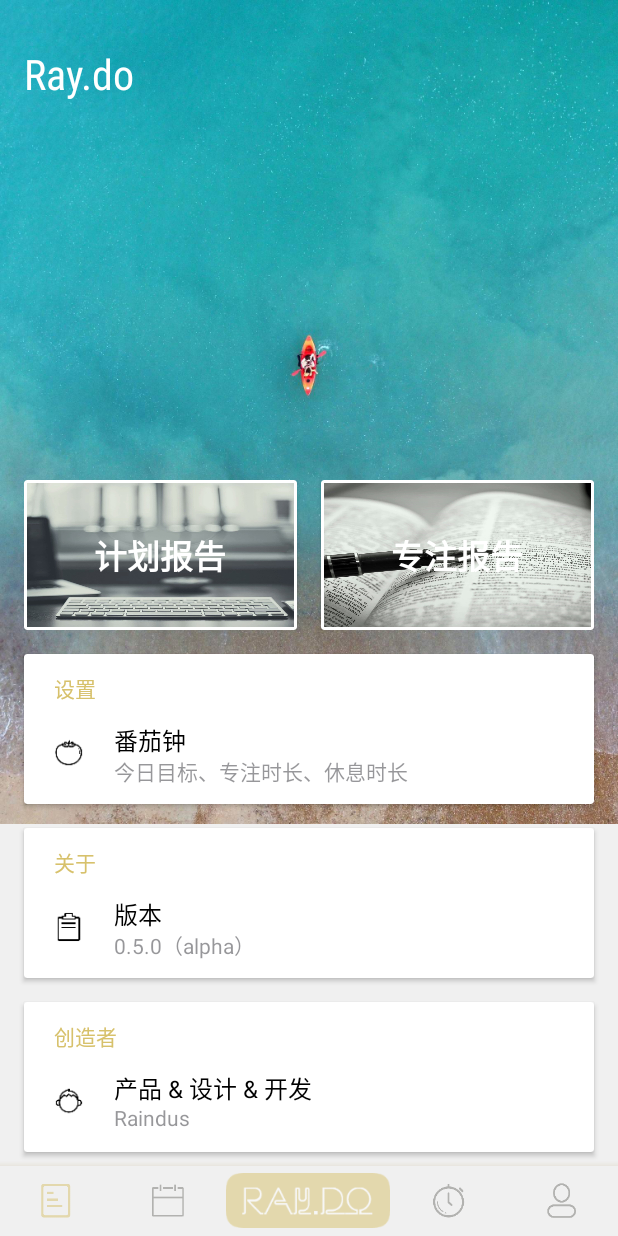
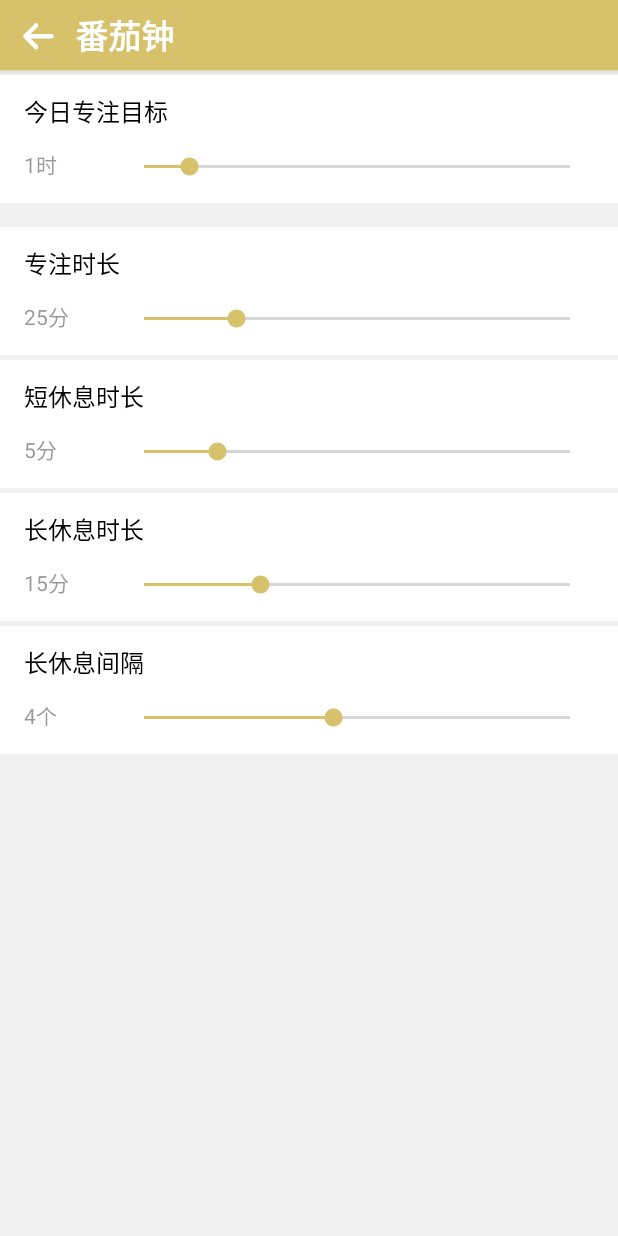
Before and after one commit to Raindus/Ray.do, an Android app: the fragment UserFragment placed in its activity, after a tap on "番茄钟", on a phone screen of 412 x 824 dp. Run offline under Robolectric (Android 15) with nearby library versions, the phone set to English and light mode, and no system bars; libraries missing offline, so code that uses them is left out: com.amap.api, com.evernote.android, com.haibin.calendarview, io.objectbox, io.objectbox.query; 18 statements that could not run were skipped.

Commit message:
番茄钟参数 - 设置

```diff
--- a/app/src/main/AndroidManifest.xml
+++ b/app/src/main/AndroidManifest.xml
@@ -43,7 +43,6 @@
             <intent-filter>
                 <category android:name="android.intent.category.DEFAULT" />
             </intent-filter>
-
         </activity>
         <activity
             android:name=".activity.TomatoActivity"
@@ -52,6 +51,11 @@
                 <category android:name="android.intent.category.DEFAULT" />
             </intent-filter>
         </activity>
+        <activity android:name=".activity.TomatoSettingActivity">
+            <intent-filter>
+                <category android:name="android.intent.category.DEFAULT" />
+            </intent-filter>
+        </activity>
     </application>
 
 </manifest>
--- /dev/null
+++ b/app/src/main/java/com/raindus/raydo/activity/TomatoSettingActivity.java
@@ -0,0 +1,160 @@
+package com.raindus.raydo.activity;
+
+import android.os.Bundle;
+import android.widget.SeekBar;
+import android.widget.TextView;
+
+import com.raindus.raydo.R;
+import com.raindus.raydo.tomato.TomatoParam;
+
+public class TomatoSettingActivity extends BaseActivity implements SeekBar.OnSeekBarChangeListener {
+
+    private int[] mParam = new int[5];
+
+    private SeekBar mSbTarget;
+    private SeekBar mSbTomatoTime;
+    private SeekBar mSbShortTime;
+    private SeekBar mSbLongTime;
+    private SeekBar mSbLongInterval;
+
+    private TextView mTvTarget;
+    private TextView mTvTomatoTime;
+    private TextView mTvShortTime;
+    private TextView mTvLongTime;
+    private TextView mTvLongInterval;
+
+    @Override
+    protected void onCreate(Bundle savedInstanceState) {
+        super.onCreate(savedInstanceState);
+        setContentView(R.layout.activity_tomato_setting);
+
+        initView();
+        initData();
+    }
+
+    private void initView() {
+        mTvTarget = findViewById(R.id.setting_tv_tomato_target);
+        mTvTomatoTime = findViewById(R.id.setting_tv_tomato_time);
+        mTvShortTime = findViewById(R.id.setting_tv_short_rest);
+        mTvLongTime = findViewById(R.id.setting_tv_long_rest);
+        mTvLongInterval = findViewById(R.id.setting_tv_long_interval);
+
+        mSbTarget = findViewById(R.id.setting_tomato_target);
+        mSbTarget.setOnSeekBarChangeListener(this);
+        mSbTarget.setTag(1);
+        mSbTomatoTime = findViewById(R.id.setting_tomato_time);
+        mSbTomatoTime.setOnSeekBarChangeListener(this);
+        mSbTomatoTime.setTag(2);
+        mSbShortTime = findViewById(R.id.setting_short_rest);
+        mSbShortTime.setOnSeekBarChangeListener(this);
+        mSbShortTime.setTag(3);
+        mSbLongTime = findViewById(R.id.setting_long_rest);
+        mSbLongTime.setOnSeekBarChangeListener(this);
+        mSbLongTime.setTag(4);
+        mSbLongInterval = findViewById(R.id.setting_long_interval);
+        mSbLongInterval.setOnSeekBarChangeListener(this);
+        mSbLongInterval.setTag(5);
+    }
+
+    private void initData() {
+        setData(0, TomatoParam.getTargetTime(), true);
+        setData(1, TomatoParam.getTomatoTime(), true);
+        setData(2, TomatoParam.getShortRestTime(), true);
+        setData(3, TomatoParam.getLongRestTime(), true);
+        setData(4, TomatoParam.getLongRestIntervalTimes(), true);
+    }
+
+    private void saveData() {
+        TomatoParam.setTargetTime(mParam[0]);
+        TomatoParam.setTomatoTime(mParam[1]);
+        TomatoParam.setShortRestTime(mParam[2]);
+        TomatoParam.setLongRestTime(mParam[3]);
+        TomatoParam.setLongRestIntervalTimes(mParam[4]);
+    }
+
+    private void setData(int index, int progress, boolean seekBar) {
+        switch (index) {
+            case 0:
+                mParam[0] = progress;
+                mTvTarget.setText(parseTime(progress));
+                if (seekBar)
+                    mSbTarget.setProgress(progress);
+                break;
+            case 1:
+                mParam[1] = progress;
+                mTvTomatoTime.setText(parseTime(progress));
+                if (seekBar)
+                    mSbTomatoTime.setProgress(progress);
+                break;
+            case 2:
+                mParam[2] = progress;
+                mTvShortTime.setText(parseTime(progress));
+                if (seekBar)
+                    mSbShortTime.setProgress(progress);
+                break;
+            case 3:
+                mParam[3] = progress;
+                mTvLongTime.setText(parseTime(progress));
+                if (seekBar)
+                    mSbLongTime.setProgress(progress);
+                break;
+            case 4:
+                mParam[4] = progress;
+                mTvLongInterval.setText(progress + "个");
+                if (seekBar)
+                    mSbLongInterval.setProgress(progress);
+                break;
+        }
+    }
+
+    private String parseTime(int min) {
+        int h = min / 60;
+        int m = min % 60;
+        StringBuilder builder = new StringBuilder();
+        if (h > 0) {
+            builder.append(h).append("时");
+        }
+        if (m > 0)
+            builder.append(m).append("分");
+        return builder.toString();
+    }
+
+    @Override
+    public void onBackPressed() {
+        saveData();
+        super.onBackPressed();
+    }
+
+    @Override
+    public void onProgressChanged(SeekBar seekBar, int progress, boolean fromUser) {
+        if (!fromUser)
+            return;
+        switch ((int) seekBar.getTag()) {
+            case 1:
+                setData(0, progress + 30, false);
+                break;
+            case 2:
+                setData(1, progress + 5, false);
+                break;
+            case 3:
+                setData(2, progress + 1, false);
+                break;
+            case 4:
+                setData(3, progress + 5, false);
+                break;
+            case 5:
+                setData(4, progress + 1, false);
+                break;
+        }
+    }
+
+    @Override
+    public void onStartTrackingTouch(SeekBar seekBar) {
+
+    }
+
+    @Override
+    public void onStopTrackingTouch(SeekBar seekBar) {
+
+    }
+}
--- a/app/src/main/java/com/raindus/raydo/fragment/UserFragment.java
+++ b/app/src/main/java/com/raindus/raydo/fragment/UserFragment.java
@@ -12,6 +12,7 @@ import android.view.WindowManager;
 import android.widget.RelativeLayout;
 
 import com.raindus.raydo.R;
+import com.raindus.raydo.activity.TomatoSettingActivity;
 
 /**
  * Created by Raindus on 2018/3/4.
@@ -49,6 +50,7 @@ public class UserFragment extends BaseFragment {
             case R.id.user_focus_report:
                 break;
             case R.id.user_tomato_setting:
+                overlay(TomatoSettingActivity.class);
                 break;
         }
     }
--- /dev/null
+++ b/app/src/main/res/layout/activity_tomato_setting.xml
@@ -0,0 +1,226 @@
+<?xml version="1.0" encoding="utf-8"?>
+<LinearLayout xmlns:android="http://schemas.android.com/apk/res/android"
+    android:layout_width="match_parent"
+    android:layout_height="match_parent"
+    android:background="@color/w_background"
+    android:orientation="vertical">
+
+    <RelativeLayout
+        android:layout_width="match_parent"
+        android:layout_height="50dp"
+        android:background="@drawable/titlebar_bottom_shadow">
+
+        <ImageButton
+            android:id="@+id/setting_back"
+            android:layout_width="50dp"
+            android:layout_height="50dp"
+            android:background="?android:attr/selectableItemBackgroundBorderless"
+            android:scaleType="fitCenter"
+            android:scaleX="0.6"
+            android:scaleY="0.6"
+            android:src="@drawable/ic_action_back" />
+
+        <TextView
+            android:layout_width="wrap_content"
+            android:layout_height="match_parent"
+            android:layout_marginLeft="50dp"
+            android:gravity="center"
+            android:text="番茄钟"
+            android:textColor="@android:color/white"
+            android:textSize="22dp"
+            android:textStyle="bold" />
+
+    </RelativeLayout>
+
+    <RelativeLayout
+        android:layout_width="match_parent"
+        android:layout_height="85dp"
+        android:background="@android:color/white">
+
+        <TextView
+            android:layout_width="wrap_content"
+            android:layout_height="wrap_content"
+            android:layout_marginLeft="16dp"
+            android:layout_marginTop="12dp"
+            android:text="今日专注目标"
+            android:textColor="@android:color/black"
+            android:textSize="16dp" />
+
+        <SeekBar
+            android:id="@+id/setting_tomato_target"
+            android:layout_width="match_parent"
+            android:layout_height="wrap_content"
+            android:layout_alignParentBottom="true"
+            android:layout_marginBottom="15dp"
+            android:layout_marginLeft="80dp"
+            android:layout_marginRight="16dp"
+            android:max="570"
+            android:progress="30" />
+
+        <TextView
+            android:id="@+id/setting_tv_tomato_target"
+            android:layout_width="wrap_content"
+            android:layout_height="wrap_content"
+            android:layout_alignParentBottom="true"
+            android:layout_marginBottom="15dp"
+            android:layout_marginLeft="16dp"
+            android:text="1时"
+            android:textColor="@color/tomato_coffee"
+            android:textSize="14dp" />
+
+    </RelativeLayout>
+
+    <RelativeLayout
+        android:layout_width="match_parent"
+        android:layout_height="85dp"
+        android:layout_marginTop="16dp"
+        android:background="@android:color/white">
+
+        <TextView
+            android:layout_width="wrap_content"
+            android:layout_height="wrap_content"
+            android:layout_marginLeft="16dp"
+            android:layout_marginTop="12dp"
+            android:text="专注时长"
+            android:textColor="@android:color/black"
+            android:textSize="16dp" />
+
+        <SeekBar
+            android:id="@+id/setting_tomato_time"
+            android:layout_width="match_parent"
+            android:layout_height="wrap_content"
+            android:layout_alignParentBottom="true"
+            android:layout_marginBottom="15dp"
+            android:layout_marginLeft="80dp"
+            android:layout_marginRight="16dp"
+            android:max="115"
+            android:progress="20" />
+
+        <TextView
+            android:id="@+id/setting_tv_tomato_time"
+            android:layout_width="wrap_content"
+            android:layout_height="wrap_content"
+            android:layout_alignParentBottom="true"
+            android:layout_marginBottom="15dp"
+            android:layout_marginLeft="16dp"
+            android:text="25分"
+            android:textColor="@color/tomato_coffee"
+            android:textSize="14dp" />
+
+    </RelativeLayout>
+
+    <RelativeLayout
+        android:layout_width="match_parent"
+        android:layout_height="85dp"
+        android:layout_marginTop="3dp"
+        android:background="@android:color/white">
+
+        <TextView
+            android:layout_width="wrap_content"
+            android:layout_height="wrap_content"
+            android:layout_marginLeft="16dp"
+            android:layout_marginTop="12dp"
+            android:text="短休息时长"
+            android:textColor="@android:color/black"
+            android:textSize="16dp" />
+
+        <SeekBar
+            android:id="@+id/setting_short_rest"
+            android:layout_width="match_parent"
+            android:layout_height="wrap_content"
+            android:layout_alignParentBottom="true"
+            android:layout_marginBottom="15dp"
+            android:layout_marginLeft="80dp"
+            android:layout_marginRight="16dp"
+            android:max="29"
+            android:progress="4" />
+
+        <TextView
+            android:id="@+id/setting_tv_short_rest"
+            android:layout_width="wrap_content"
+            android:layout_height="wrap_content"
+            android:layout_alignParentBottom="true"
+            android:layout_marginBottom="15dp"
+            android:layout_marginLeft="16dp"
+            android:text="5分"
+            android:textColor="@color/tomato_coffee"
+            android:textSize="14dp" />
+
+    </RelativeLayout>
+
+    <RelativeLayout
+        android:layout_width="match_parent"
+        android:layout_height="85dp"
+        android:layout_marginTop="3dp"
+        android:background="@android:color/white">
+
+        <TextView
+            android:layout_width="wrap_content"
+            android:layout_height="wrap_content"
+            android:layout_marginLeft="16dp"
+            android:layout_marginTop="12dp"
+            android:text="长休息时长"
+            android:textColor="@android:color/black"
+            android:textSize="16dp" />
+
+        <SeekBar
+            android:id="@+id/setting_long_rest"
+            android:layout_width="match_parent"
+            android:layout_height="wrap_content"
+            android:layout_alignParentBottom="true"
+            android:layout_marginBottom="15dp"
+            android:layout_marginLeft="80dp"
+            android:layout_marginRight="16dp"
+            android:max="55"
+            android:progress="10" />
+
+        <TextView
+            android:id="@+id/setting_tv_long_rest"
+            android:layout_width="wrap_content"
+            android:layout_height="wrap_content"
+            android:layout_alignParentBottom="true"
+            android:layout_marginBottom="15dp"
+            android:layout_marginLeft="16dp"
+            android:text="15分"
+            android:textColor="@color/tomato_coffee"
+            android:textSize="14dp" />
+    </RelativeLayout>
+
+    <RelativeLayout
+        android:layout_width="match_parent"
+        android:layout_height="85dp"
+        android:layout_marginTop="3dp"
+        android:background="@android:color/white">
+
+        <TextView
+            android:layout_width="wrap_content"
+            android:layout_height="wrap_content"
+            android:layout_marginLeft="16dp"
+            android:layout_marginTop="12dp"
+            android:text="长休息间隔"
+            android:textColor="@android:color/black"
+            android:textSize="16dp" />
+
+        <SeekBar
+            android:id="@+id/setting_long_interval"
+            android:layout_width="match_parent"
+            android:layout_height="wrap_content"
+            android:layout_alignParentBottom="true"
+            android:layout_marginBottom="15dp"
+            android:layout_marginLeft="80dp"
+            android:layout_marginRight="16dp"
+            android:max="9"
+            android:progress="2" />
+
+        <TextView
+            android:id="@+id/setting_tv_long_interval"
+            android:layout_width="wrap_content"
+            android:layout_height="wrap_content"
+            android:layout_alignParentBottom="true"
+            android:layout_marginBottom="15dp"
+            android:layout_marginLeft="16dp"
+            android:text="3个"
+            android:textColor="@color/tomato_coffee"
+            android:textSize="14dp" />
+    </RelativeLayout>
+</LinearLayout>
```
